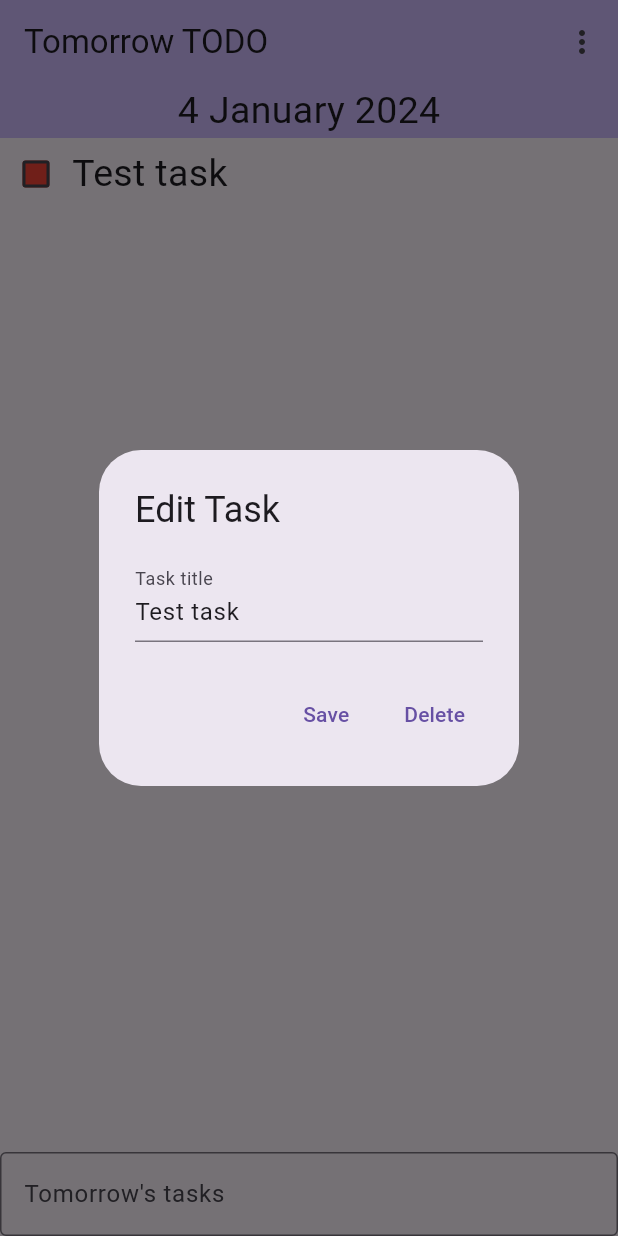
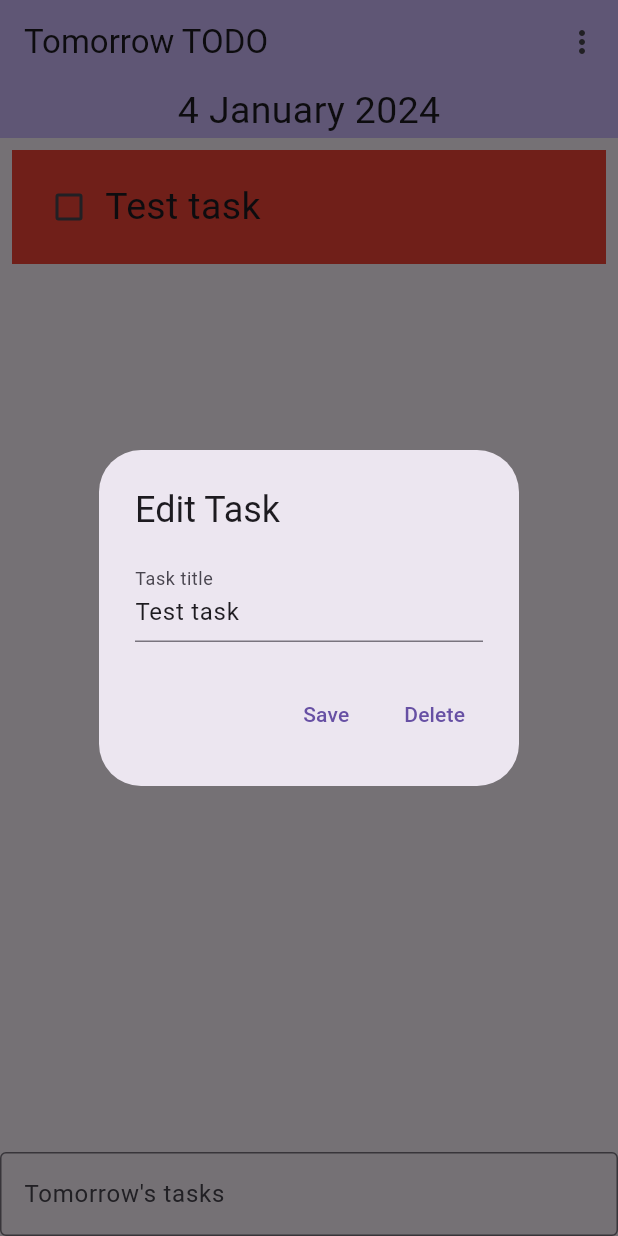
Before and after one commit to archsolar/tomorrow_todo, a Flutter app: the screen it shows after launch, after a tap on "Test task", on a phone screen of 412 x 824 dp. Run offline on Flutter 3.47's test engine with Material 3 defaults, Android fonts, the phone set to English and light mode, and no system bars; our stand-ins replace flutter_riverpod, hooks_riverpod, isar; accounts and stored records are empty; generated files the repository leaves out were written again.

Commit message:
cooler tasks

```diff
--- a/lib/main.dart
+++ b/lib/main.dart
@@ -17,7 +17,11 @@ TextTheme getTextTheme() {
 final taskProvider = FutureProvider<List<Task>>((ref) async {
   return await Database.getAllTasks();
 });
-
+Widget square() {
+  return Container(
+      color: Colors.pink,
+  );
+}
 Future<void> main() async {
   WidgetsFlutterBinding.ensureInitialized();
   await Database.init();
@@ -93,6 +97,7 @@ class HomePage extends ConsumerWidget {
                 child: const Center(child: Text(
                     // Idea: replace with some kind digital date?
                     "4 January 2024"))), // It either reads {today's date} or "Tomorrow"
+              // Flexible(child: square()),
             const Expanded(
               child: TaskViewer(),
             ),
@@ -215,6 +220,11 @@ class _TaskEntryState extends State<TaskEntry> {
           ),
         );
       },
+      child: Padding(
+        padding: const EdgeInsets.all(8.0),
+        child: Container(
+          color: widget.task.done ? Colors.green : Colors.red,
+          padding: const EdgeInsets.all(14.0),
           child: Row(
             children: [
               Checkbox(
@@ -229,6 +239,8 @@ class _TaskEntryState extends State<TaskEntry> {
               ),
               Expanded(child: Text(widget.task.title)),
             ],
+          ),
+        ),
       ),
     );
   }
```
Lines whose indentation alone changed are shown as unchanged.
